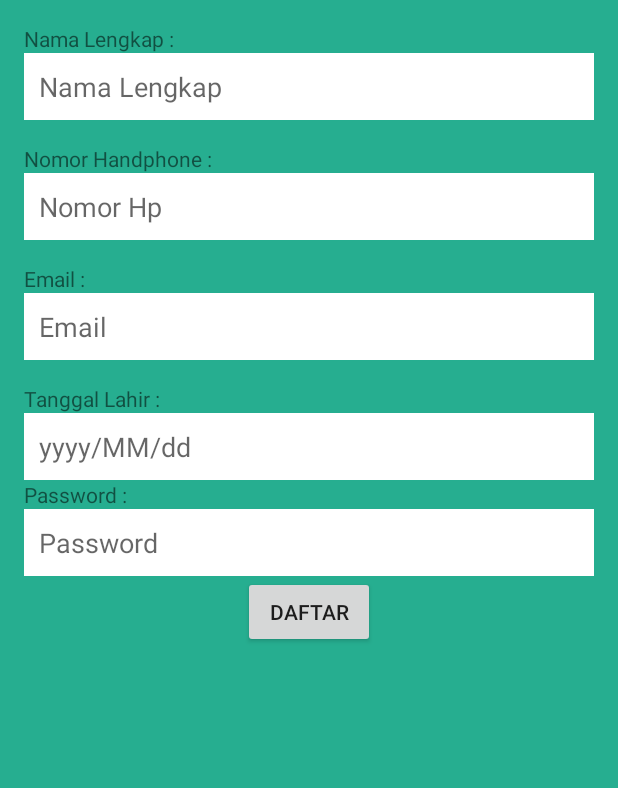
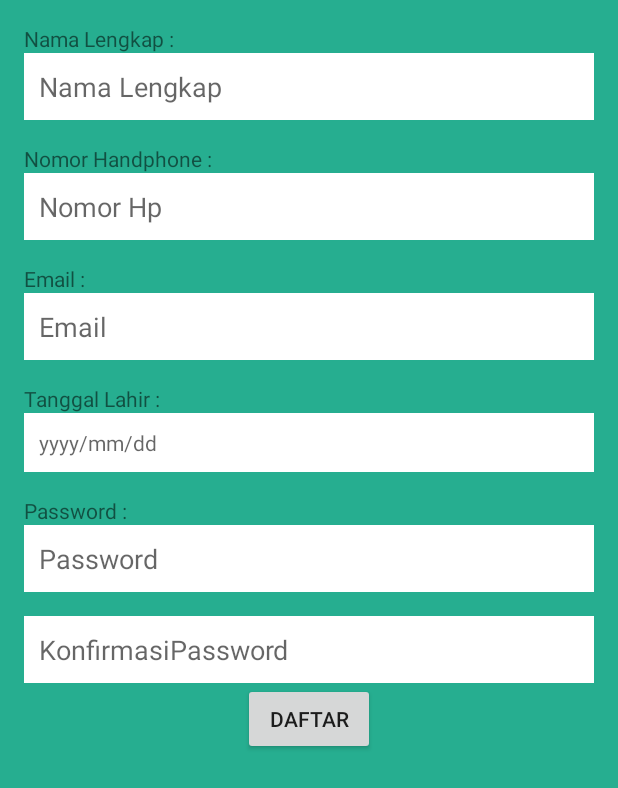
Before and after one commit to mursitaffandi/Dododo, an Android app: the layout activity_register.xml on its own in the app's theme, with its tools: preview values and no code run, on a phone screen of 412 x 824 dp. Shown: the top 788 px of the screen. Run offline under Robolectric (Android 15) with nearby library versions, the phone set to English and light mode, and no system bars.

Commit message:
+ FixedRegister

```diff
--- a/app/src/main/java/com/mursitaffandi/dododo/view/JadwalCheckUpActivity.java
+++ b/app/src/main/java/com/mursitaffandi/dododo/view/JadwalCheckUpActivity.java
@@ -29,9 +29,6 @@ public class JadwalCheckUpActivity extends AppCompatActivity implements Spinner.
         setContentView(R.layout.activity_jadwal_check_up);
 
         dateFormatter = new SimpleDateFormat("yyyy-MM-dd");
-        dokter = new ArrayList<String>();
-        poli = new ArrayList<String>();
-        jam_praktek = new ArrayList<String>();
 
         initView();
     }
--- a/app/src/main/java/com/mursitaffandi/dododo/view/LoginActivity.java
+++ b/app/src/main/java/com/mursitaffandi/dododo/view/LoginActivity.java
@@ -30,6 +30,7 @@ public class LoginActivity extends AppCompatActivity implements View.OnClickList
         edt_password = (EditText) findViewById(R.id.edt_password);
         btn_login = (Button) findViewById(R.id.btn_login);
         btn_link_register = (Button) findViewById(R.id.btn_link_register);
+
         btn_login.setOnClickListener(this);
         btn_link_register.setOnClickListener(this);
 
@@ -57,7 +58,7 @@ public class LoginActivity extends AppCompatActivity implements View.OnClickList
                 if (!isEmptyFields){
                     // TODO Cek email & password
                     if (email.equals("sandec") && password.equals("quepi")){
-                        SharedPreferences sp = getSharedPreferences(LOGIN_PREF, MODE_PRIVATE);
+/*                        SharedPreferences sp = getSharedPreferences(LOGIN_PREF, MODE_PRIVATE);
 
                         SharedPreferences.Editor spEdit = sp.edit();
 
@@ -65,7 +66,7 @@ public class LoginActivity extends AppCompatActivity implements View.OnClickList
                         spEdit.putString("token","sdkj23h4r9dfhakse4jhsadf9813e23rhkj");
 
                         spEdit.apply();
-
+*/
                         Toast.makeText(LoginActivity.this, "Login Berhasil", Toast.LENGTH_SHORT).show();
                         Intent in =new Intent(this,MainActivity.class);
                         // khusus login, menghapus activity sebelumnya
--- a/app/src/main/java/com/mursitaffandi/dododo/view/MainActivity.java
+++ b/app/src/main/java/com/mursitaffandi/dododo/view/MainActivity.java
@@ -36,7 +36,6 @@ public class MainActivity extends AppCompatActivity implements View.OnClickListe
             case R.id.btn_informasi:
                 break;
             case R.id.btn_penjadwalan:
-
                 startActivity(new Intent(MainActivity.this,JadwalCheckUpActivity.class));
                 break;
         }
--- a/app/src/main/java/com/mursitaffandi/dododo/view/OTPActivity.java
+++ b/app/src/main/java/com/mursitaffandi/dododo/view/OTPActivity.java
@@ -45,9 +45,9 @@ public class OTPActivity extends AppCompatActivity implements View.OnClickListen
     }
 public void countDown(){
     btn_resend_code.setVisibility(View.INVISIBLE);
-    CountDownTimer Count = new CountDownTimer(10000, 1000) {
+    CountDownTimer Count = new CountDownTimer(60000, 1000) {
         public void onTick(long millisUntilFinished) {
-            tv_timer.setText("Seconds remaining: " + millisUntilFinished / 1000);
+            tv_timer.setText(+ millisUntilFinished / 1000 +"detik lagi");
         }
 
         public void onFinish() {
--- a/app/src/main/res/layout/activity_login.xml
+++ b/app/src/main/res/layout/activity_login.xml
@@ -54,13 +54,13 @@
             android:text="Login"
             android:id="@+id/btn_login" />
         <Button
-            android:id="@+id/btn_link_register"
             android:layout_width="match_parent"
             android:layout_height="wrap_content"
             android:background="@null"
             android:text="Daftar di sini"
             android:textAllCaps="false"
             android:textColor="#fff"
+            android:id="@+id/btn_link_register"
             android:textSize="15dp" />
     </LinearLayout>
 
--- a/app/src/main/res/layout/activity_register.xml
+++ b/app/src/main/res/layout/activity_register.xml
@@ -1,5 +1,5 @@
 <?xml version="1.0" encoding="utf-8"?>
-<LinearLayout xmlns:android="http://schemas.android.com/apk/res/android"
+<ScrollView xmlns:android="http://schemas.android.com/apk/res/android"
     xmlns:app="http://schemas.android.com/apk/res-auto"
     xmlns:tools="http://schemas.android.com/tools"
     android:layout_width="match_parent"
@@ -8,7 +8,10 @@
     android:background="@color/bg_login"
     android:padding="@dimen/activity_vertical_margin"
     tools:context="com.mursitaffandi.dododo.view.RegisterActivity">
-
+    <LinearLayout
+        android:layout_width="match_parent"
+        android:layout_height="wrap_content"
+        android:orientation="vertical">
         <TextView
             android:layout_width="match_parent"
             android:layout_height="wrap_content"
@@ -55,16 +58,17 @@
             android:layout_height="wrap_content"
             android:text="Tanggal Lahir :"/>
 
-    <EditText
+        <TextView
             android:layout_width="match_parent"
             android:layout_height="wrap_content"
             android:id="@+id/edt_tanggal"
             android:padding="10dp"
             android:background="@color/white"
-        android:hint="yyyy/MM/dd"/>
+            android:hint="yyyy/mm/dd" />
         <TextView
             android:layout_width="match_parent"
             android:layout_height="wrap_content"
+            android:layout_marginTop="@dimen/activity_vertical_margin"
             android:text="Password :"/>
 
         <EditText
@@ -74,12 +78,21 @@
             android:padding="10dp"
             android:inputType="textPassword"
             android:background="@color/white"
-        android:hint="Password"/>
+            android:hint="Password"
+            android:layout_marginBottom="@dimen/activity_vertical_margin"/>
+        <EditText
+            android:layout_width="match_parent"
+            android:layout_height="wrap_content"
+            android:id="@+id/edt_reentry_password"
+            android:padding="10dp"
+            android:inputType="textPassword"
+            android:background="@color/white"
+            android:hint="KonfirmasiPassword"/>
         <Button
             android:layout_width="wrap_content"
             android:layout_height="wrap_content"
             android:text="daftar"
             android:id="@+id/btn_daftar"
             android:layout_gravity="center"/>
-
     </LinearLayout>
+</ScrollView>
```
Also changed, not shown: app/src/main/AndroidManifest.xml (+12 -4 lines), app/src/main/java/com/mursitaffandi/dododo/view/RegisterActivity.java (+10 -2 lines). Lines whose indentation alone changed are shown as unchanged.
